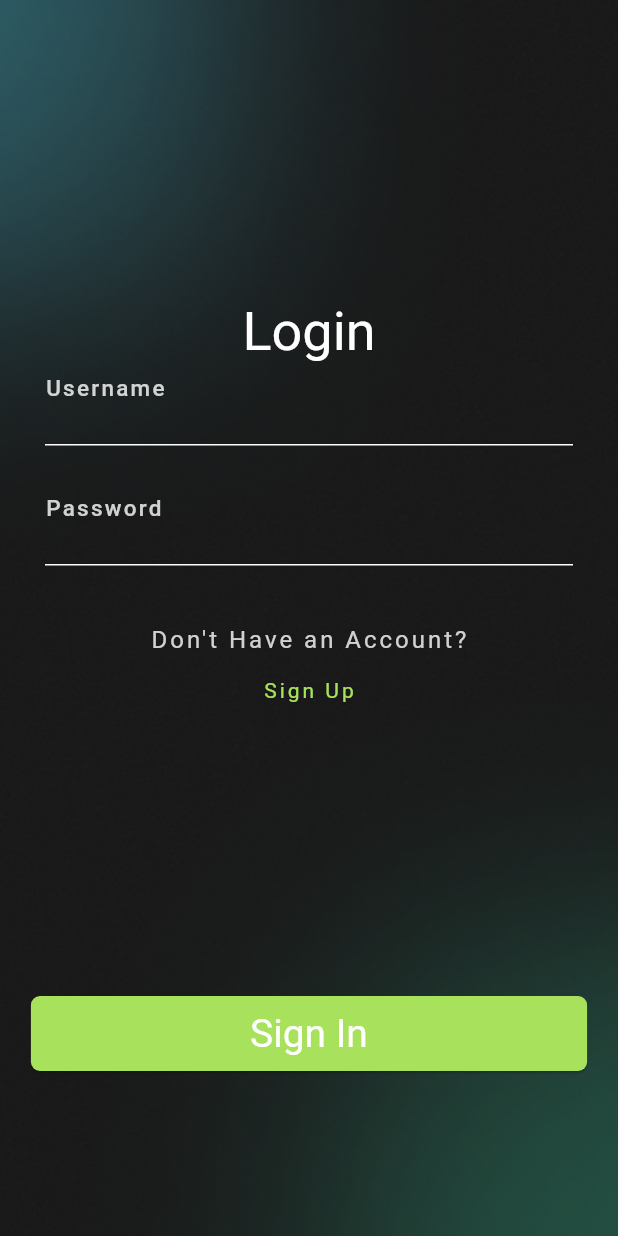
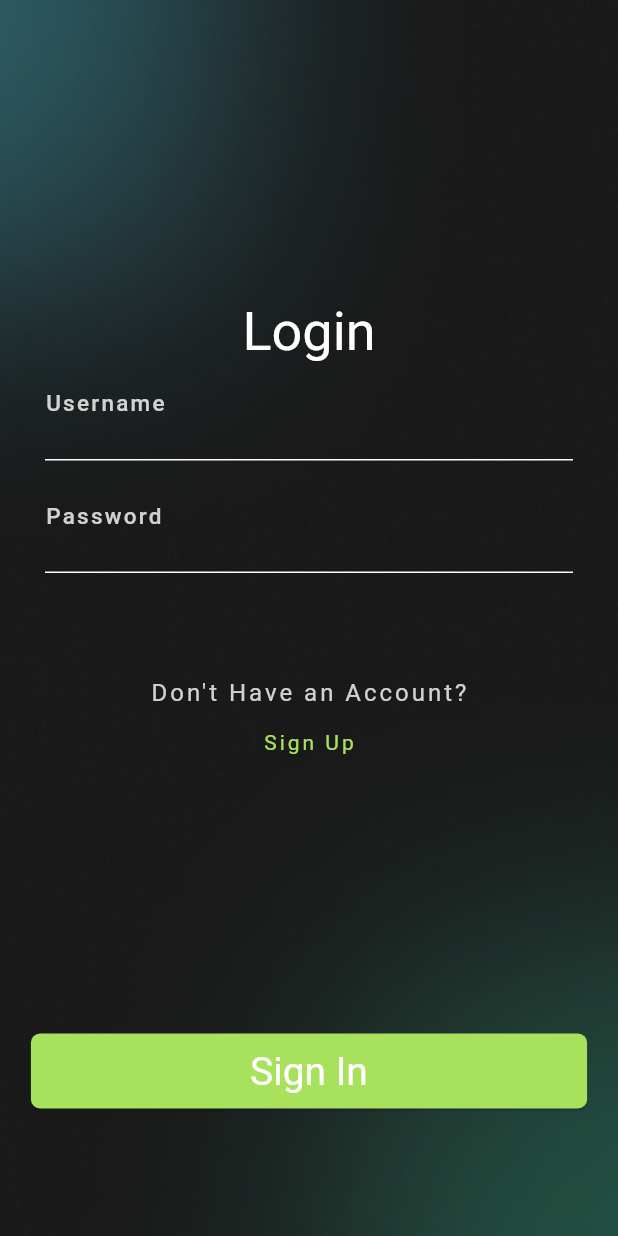
Before and after one commit to KustyBoo/EKIN, a Flutter app: the SignInPage screen opened by its route, on a phone screen of 412 x 824 dp. Run offline on Flutter 3.47's test engine with Material 2 defaults, Android fonts, the phone set to English and light mode, and no system bars; our stand-ins replace introduction_screen; Roboto replaces fonts that are missing (Oddval, dity).

Commit message:
responsive sign in

```diff
--- a/lib/main.dart
+++ b/lib/main.dart
@@ -41,7 +41,7 @@ class MyApp extends StatelessWidget {
           "/SignUpPage": (context) => SignUpPage(),
           "/HomePage":(context) => HomePage(),
         },
-        initialRoute: "/IntroPage", // inisialisasi rute
+        initialRoute: "/SignInPage", // inisialisasi rute
       ),
     );
   }
--- a/lib/screens/signInPage.dart
+++ b/lib/screens/signInPage.dart
@@ -2,10 +2,10 @@ import 'package:flutter/material.dart';
 import 'package:pa_ekin/widgets/theme_data.dart';
 
 class SignInPage extends StatefulWidget {
-  const SignInPage({super.key});
+  const SignInPage({Key? key}) : super(key: key);
 
   @override
-  State<SignInPage> createState() => _SignInPageState();
+  _SignInPageState createState() => _SignInPageState();
 }
 
 class _SignInPageState extends State<SignInPage> {
@@ -14,106 +14,128 @@ class _SignInPageState extends State<SignInPage> {
 
   @override
   void dispose() {
-    // TODO: implement dispose
-    super.dispose();
     _controllerUserName.dispose();
     _controllerPassword.dispose();
+    super.dispose();
   }
 
   @override
   Widget build(BuildContext context) {
-    return Container(
+    return Scaffold(
+      body: SingleChildScrollView(
+        child: Container(
           width: MediaQuery.of(context).size.width,
           height: MediaQuery.of(context).size.height,
           decoration: BoxDecoration(
             image: DecorationImage(
               image: AssetImage("assets/background.png"),
               fit: BoxFit.cover,
-      )
             ),
-      child: Scaffold(
-        body: Container(
-          child: Column(
+          ),
+          child: Container(
+            margin: EdgeInsets.only(top: 200),
+            child: ListView(
+             // crossAxisAlignment: CrossAxisAlignment.center,
               children: [
-              Container(
-                margin: EdgeInsets.only(top: 200),
+                Expanded(
+                  flex: 2,
+                  child: Container(
+                    //margin: EdgeInsets.only(left: 160),
+                    child: Text(
+                      "Login",
+                      style: Theme.of(context).textTheme.headlineLarge,
+                    ),
                     alignment: Alignment.center,
-                child: Text("Login",
-                    style: Theme.of(context).textTheme.headlineLarge),
                   ),
-              Container(
-                padding: EdgeInsets.only(left: 30, right: 30),
+                ),
+                Expanded(
+                  flex: 2,
+                  child: Padding(
+                    padding: EdgeInsets.symmetric(horizontal: 30, vertical: 10),
                     child: TextField(
+                      controller: _controllerUserName,
                       style: Theme.of(context).textTheme.bodySmall,
                       decoration: InputDecoration(
-                    labelText:
-                        "Username", // Label akan hilang saat pengguna mengetik
+                        labelText: "Username",
                         labelStyle: Theme.of(context).textTheme.bodyLarge,
                         enabledBorder: UnderlineInputBorder(
                           borderSide: BorderSide(
-                        color: colorMode.onPrimaryContainer, // Warna border
+                            color: colorMode
+                                .onPrimary, // Ganti dengan warna border yang sesuai
                           ),
                         ),
-                    floatingLabelBehavior: FloatingLabelBehavior.always, //agar label selalu naik
-                    contentPadding: EdgeInsets.symmetric(vertical: 10)//atur jarak label and inputan
+                        floatingLabelBehavior: FloatingLabelBehavior.always,
+                        contentPadding: EdgeInsets.symmetric(vertical: 10),
                       ),
                     ),
                   ),
-              SizedBox(height: 25,),
-              Container(
-                padding: EdgeInsets.only(left: 30, right: 30),
+                ),
+                Expanded(
+                  flex: 2,
+                  child: Padding(
+                    padding: EdgeInsets.symmetric(horizontal: 30, vertical: 10),
                     child: TextField(
+                      controller: _controllerPassword,
+                      obscureText: true,
                       style: Theme.of(context).textTheme.bodySmall,
                       decoration: InputDecoration(
-                    labelText:
-                        "Password", // Label akan hilang saat pengguna mengetik
+                        labelText: "Password",
                         labelStyle: Theme.of(context).textTheme.bodyLarge,
                         enabledBorder: UnderlineInputBorder(
                           borderSide: BorderSide(
-                        color: colorMode.onPrimaryContainer, // Warna border
+                            color: colorMode
+                                .onPrimary, // Ganti dengan warna border yang sesuai
                           ),
                         ),
-                    floatingLabelBehavior: FloatingLabelBehavior.always, //agar label selalu naik
-                    contentPadding: EdgeInsets.symmetric(vertical: 10)//atur jarak label and inputan
+                        floatingLabelBehavior: FloatingLabelBehavior.always,
+                        contentPadding: EdgeInsets.symmetric(vertical: 10),
                       ),
                     ),
                   ),
-              SizedBox(height: 40,),
-              Container(
-                margin: EdgeInsets.only(left: 70, right: 70),
-                child: Column(
-                  children: [
-                    Container(
-                      child: Text("Don't Have an Account?",
-                      style:Theme.of(context).textTheme.bodyMedium,
+                ),
+                Expanded(
+                  flex: 2,
+                  child: Container(
+                    width: MediaQuery.of(context).size.width,
+                    margin: EdgeInsets.only(top: 60),
+                    child: Text(
+                      "Don't Have an Account?",
+                      style: Theme.of(context).textTheme.bodyMedium,
+                    ),
+                    alignment: Alignment.center,
                   ),
                 ),
-                    Container(
+                Expanded(
+                  flex: 4,
+                  child: Container(
+                    width: MediaQuery.of(context).size.width,
+                    margin: EdgeInsets.only(bottom: 170),
                     child: TextButton(
-                        onPressed: () {
-
-                        },
+                      onPressed: () {},
                       child: Text("Sign Up",
-                        style:Theme.of(context).textTheme.bodySmall
+                          style: Theme.of(context).textTheme.bodySmall),
+                    ),
+                    alignment: Alignment.center,
                   ),
                 ),
-
-                    )
-                  ],
-                ),
-              ),
-              SizedBox(height: 180,),
-              Container(
+                Expanded(
+                  flex: 10,
+                  child: Container(
+                    margin: EdgeInsets.only(bottom: 100),
+                    width: MediaQuery.of(context).size.width,
                     child: ElevatedButton(
-                    onPressed: () {
-                    },
+                      onPressed: () {},
                       style: ElevatedButton.styleFrom(
-                      minimumSize: Size(MediaQuery.of(context).size.width * 0.9, 50,),
+                        minimumSize:
+                            Size(MediaQuery.of(context).size.width * 0.9, 50),
                       ),
                       child: Text("Sign In"),
                     ),
-              )
+                     alignment: Alignment.bottomCenter,
+                  ),
+                ),
               ],
+            ),
           ),
         ),
       ),
```
Lines whose indentation alone changed are shown as unchanged.
